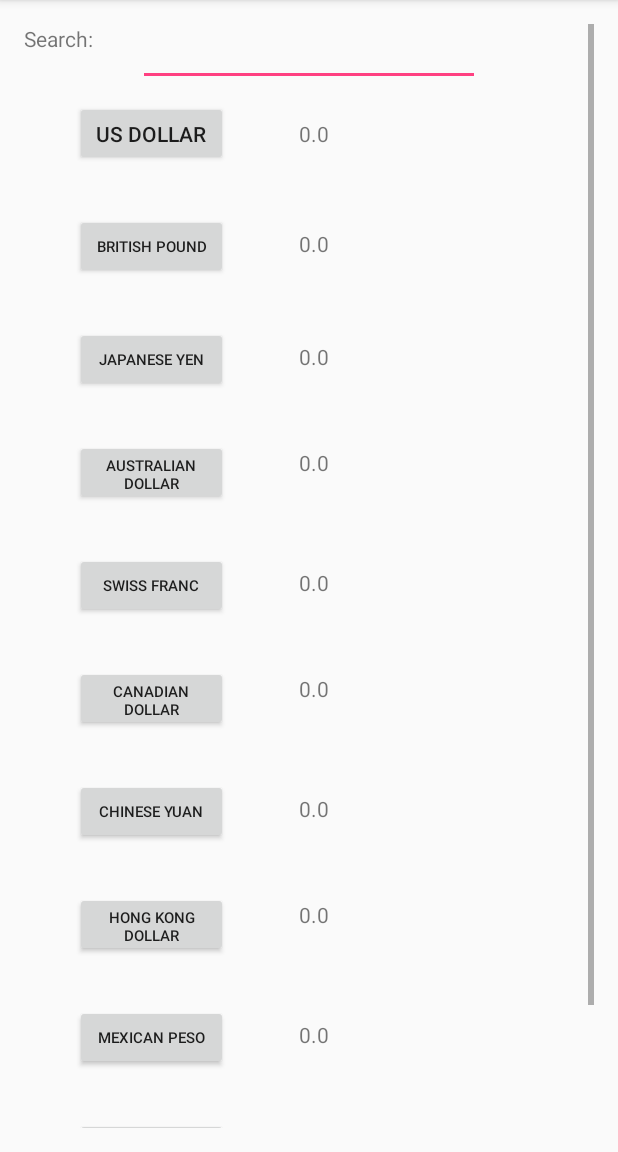
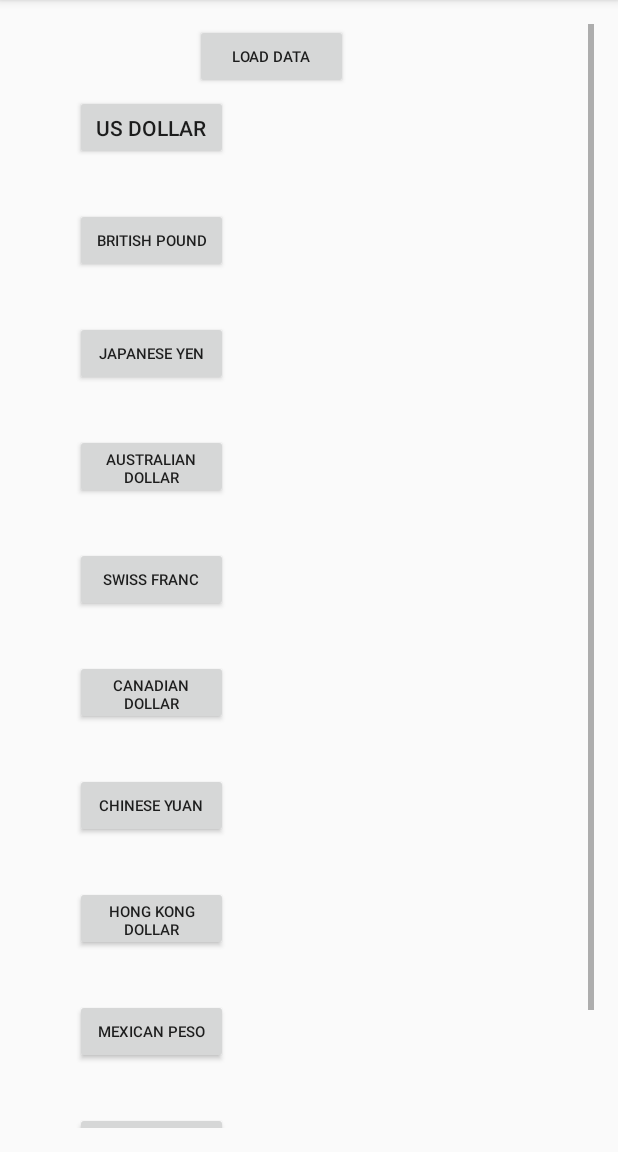
Before and after one commit to itsjbelmont/CurrencyConverter, an Android app: the MainActivity2 screen opened directly, with no data from a screen before it, on a phone screen of 412 x 824 dp, the part 84-1236 px from its top. Run offline under Robolectric (Android 15) with nearby library versions, the phone set to English and light mode, and no system bars.

Commit message:
Fixed third page crash by adding a load data button on the second page.
Changes functionality a bit but now entire program works.

```diff
--- a/app/src/main/java/com/example/jackbelmont/currencyconverter/MainActivity2.java
+++ b/app/src/main/java/com/example/jackbelmont/currencyconverter/MainActivity2.java
@@ -18,6 +18,38 @@ public class MainActivity2 extends MainActivity
     protected void onCreate(Bundle savedInstanceState)
     {
         super.onCreate(savedInstanceState);
+        setContentView(R.layout.activity_main2);
+
+
+
+
+        //load button
+        addListenerOnButton0();
+
+        addListenerOnButton2();
+        addListenerOnButton3();
+        addListenerOnButton4();
+        addListenerOnButton5();
+        addListenerOnButton6();
+        addListenerOnButton7();
+        addListenerOnButton8();
+        addListenerOnButton9();
+        addListenerOnButton10();
+        addListenerOnButton11();
+        addListenerOnButton12();
+
+
+    }
+
+
+
+    public void addListenerOnButton0()
+    {
+        final Button load = (Button) findViewById(R.id.load);
+        load.setOnClickListener(new View.OnClickListener() {
+            @Override
+            public void onClick(View view) {
+
                 String rates[][] = new String[11][2];
                 rates[0][0] = "US Dollar";
                 rates[1][0] = "British Pound";
@@ -46,7 +78,7 @@ public class MainActivity2 extends MainActivity
                 double newValue = Double.parseDouble(getIntent().getStringExtra("VALUE"));
                 String newChoice = getIntent().getStringExtra("CHOICE");
                 String str = String.valueOf(newValue);
-        setContentView(R.layout.activity_main2);
+
 
                 //Puts value into text box 8
                 TextView textView = (TextView) findViewById(R.id.textView8);
@@ -85,22 +117,9 @@ public class MainActivity2 extends MainActivity
 
                 TextView textView10 = (TextView) findViewById(R.id.textView18);
                 textView10.setText(str);
-
-        addListenerOnButton2();
-        addListenerOnButton3();
-        addListenerOnButton4();
-        addListenerOnButton5();
-        addListenerOnButton6();
-        addListenerOnButton7();
-        addListenerOnButton8();
-        addListenerOnButton9();
-        addListenerOnButton10();
-        addListenerOnButton11();
-        addListenerOnButton12();
-
-
             }
-
+        });
+    }
 
     //Button for US Dollar
     public void addListenerOnButton2()
@@ -114,6 +133,7 @@ public class MainActivity2 extends MainActivity
         US_button.setOnClickListener(new View.OnClickListener() {
             @Override
             public void onClick(View view) {
+
 
 
                 Intent intent = new Intent(getApplicationContext(),us_activity.class);
--- a/app/src/main/res/layout/activity_main2.xml
+++ b/app/src/main/res/layout/activity_main2.xml
@@ -15,6 +15,7 @@
         android:layout_width="match_parent"
         android:layout_height="wrap_content">
 
+        <!--
         <TextView
             android:id="@+id/textView"
             android:layout_width="wrap_content"
@@ -31,7 +32,17 @@
             android:layout_centerHorizontal="true"
             android:ems="10"
             android:inputType="textShortMessage" />
+-->
 
+        <Button
+            android:id="@+id/load"
+            android:layout_width="102dp"
+            android:layout_height="43dp"
+            android:layout_alignParentTop="true"
+            android:layout_alignStart="@+id/USD"
+            android:layout_marginStart="80dp"
+            android:text="Load Data"
+            android:textSize="10sp" />
 
         <TextView
             android:id="@+id/textView8"
@@ -127,9 +138,9 @@
             android:id="@+id/USD"
             android:layout_width="102dp"
             android:layout_height="43dp"
-            android:layout_below="@id/textView"
-            android:layout_marginStart="34dp"
-            android:layout_marginTop="32dp"
+            android:layout_alignParentTop="true"
+            android:layout_alignStart="@+id/Britain"
+            android:layout_marginTop="47dp"
             android:text="US Dollar" />
 
         <Button
```
Lines whose indentation alone changed are shown as unchanged.
